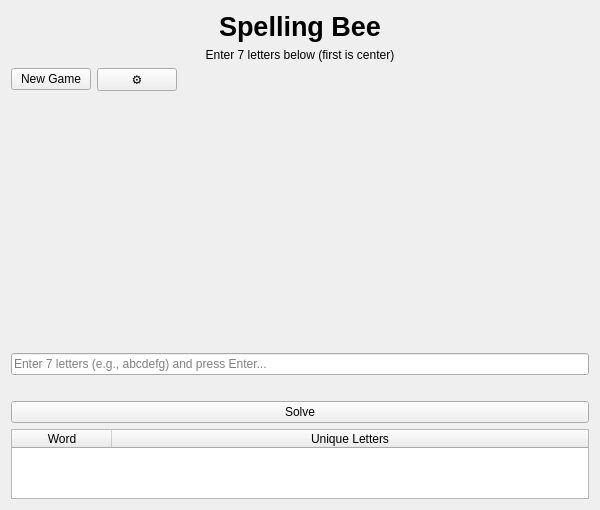
satsinush/word-games, file src/gui/SpellingBeeWidget.ui: the form before one commit.
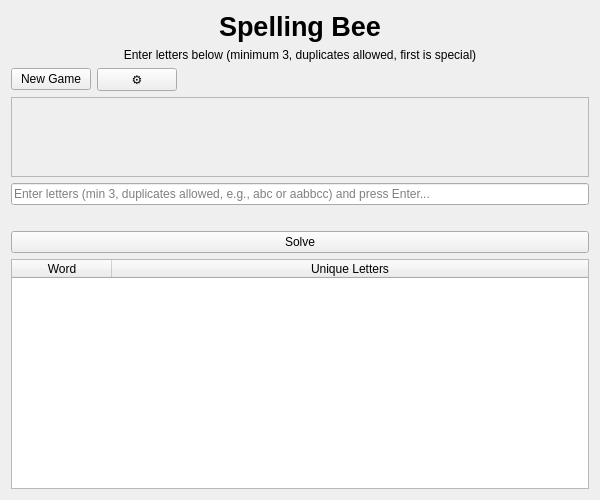
The form after the commit.

Commit message: Updated documentation, added options to spelling bee

Diff of the .ui file:
```diff
--- a/src/gui/SpellingBeeWidget.ui
+++ b/src/gui/SpellingBeeWidget.ui
@@ -34,7 +34,7 @@
    <item>
     <widget class="QLabel" name="configInfoLabel">
      <property name="text">
-      <string>Enter 7 letters below (first is center)</string>
+      <string>Enter letters below (minimum 3, duplicates allowed, first is special)</string>
      </property>
      <property name="alignment">
       <set>Qt::AlignCenter</set>
@@ -73,38 +73,61 @@
     </layout>
    </item>
    <item>
-    <layout class="QHBoxLayout" name="hexagonLayout">
-     <item>
-      <spacer name="hexLeftSpacer">
-       <property name="orientation">
-        <enum>Qt::Horizontal</enum>
-       </property>
-       <property name="sizeHint" stdset="0">
-        <size>
-         <width>40</width>
-         <height>20</height>
-        </size>
-       </property>
-      </spacer>
-     </item>
-     <item>
-      <widget class="QWidget" name="hexagonContainer" native="true">
+    <widget class="QScrollArea" name="lettersScrollArea">
        <property name="sizePolicy">
-        <sizepolicy hsizetype="Fixed" vsizetype="Fixed">
+      <sizepolicy hsizetype="Expanding" vsizetype="Fixed">
          <horstretch>0</horstretch>
          <verstretch>0</verstretch>
         </sizepolicy>
        </property>
        <property name="minimumSize">
         <size>
-         <width>220</width>
-         <height>250</height>
-        </size>
-       </property>
-      </widget>
-     </item>
+       <width>0</width>
+       <height>80</height>
+      </size>
+     </property>
+     <property name="maximumSize">
+      <size>
+       <width>16777215</width>
+       <height>80</height>
+      </size>
+     </property>
+     <property name="widgetResizable">
+      <bool>true</bool>
+     </property>
+     <property name="horizontalScrollBarPolicy">
+      <enum>Qt::ScrollBarAsNeeded</enum>
+     </property>
+     <property name="verticalScrollBarPolicy">
+      <enum>Qt::ScrollBarAlwaysOff</enum>
+     </property>
+     <widget class="QWidget" name="lettersScrollWidget">
+      <property name="geometry">
+       <rect>
+        <x>0</x>
+        <y>0</y>
+        <width>596</width>
+        <height>78</height>
+       </rect>
+      </property>
+      <layout class="QHBoxLayout" name="lettersButtonsLayout">
+       <property name="spacing">
+        <number>10</number>
+       </property>
+       <property name="leftMargin">
+        <number>10</number>
+       </property>
+       <property name="topMargin">
+        <number>10</number>
+       </property>
+       <property name="rightMargin">
+        <number>10</number>
+       </property>
+       <property name="bottomMargin">
+        <number>10</number>
+       </property>
      <item>
-      <spacer name="hexRightSpacer">
+        <spacer name="lettersLayoutSpacer">
        <property name="orientation">
         <enum>Qt::Horizontal</enum>
        </property>
@@ -117,11 +140,13 @@
       </spacer>
      </item>
     </layout>
+     </widget>
+    </widget>
    </item>
    <item>
     <widget class="QLineEdit" name="inputField">
      <property name="placeholderText">
-      <string>Enter 7 letters (e.g., abcdefg) and press Enter...</string>
+      <string>Enter letters (min 3, duplicates allowed, e.g., abc or aabbcc) and press Enter...</string>
      </property>
     </widget>
    </item>
```
Lines whose indentation alone changed are shown as unchanged. The commit also changes 16 other files.
